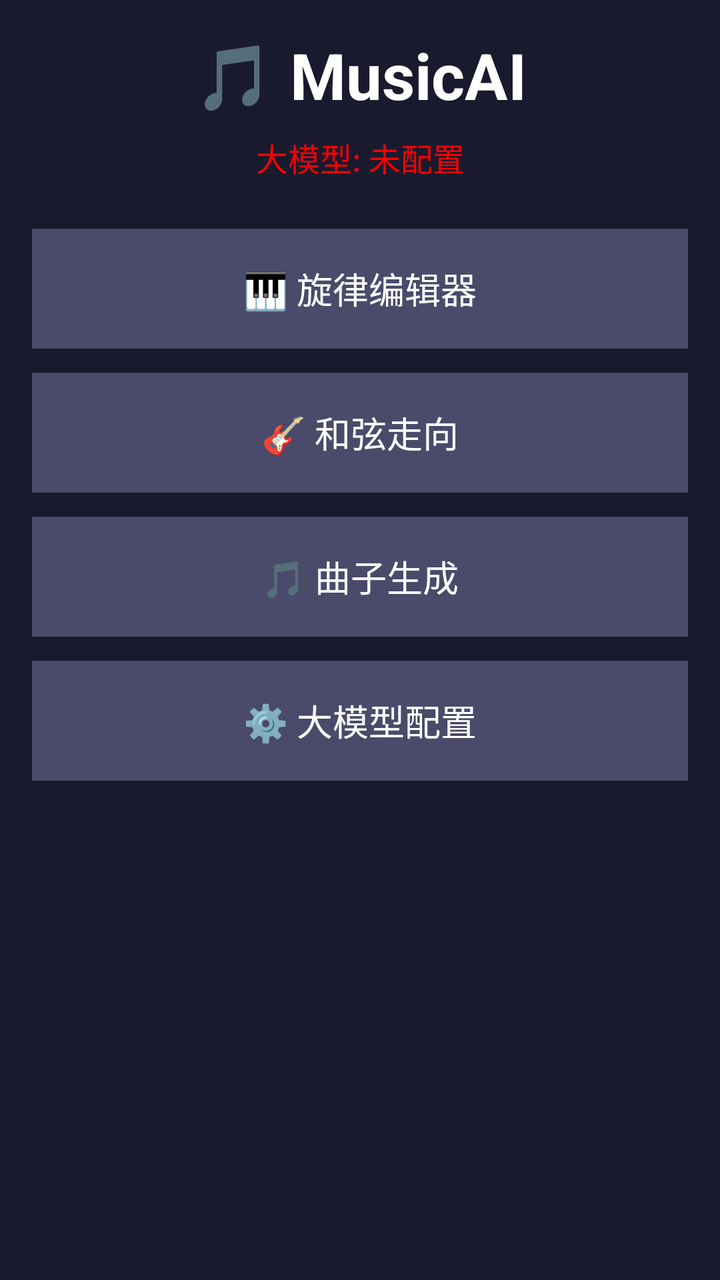
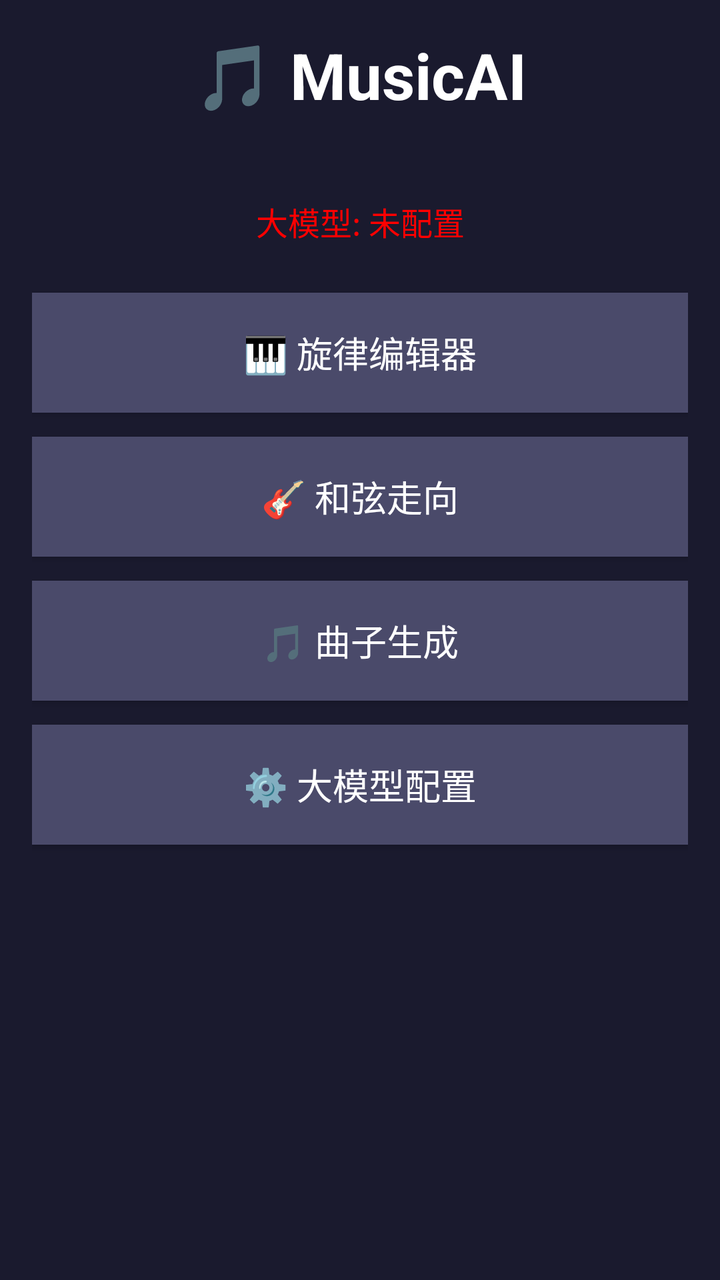

Two renders of the same Android screen: before a commit and after it. Below are the layout's source before the change and the commit's diff.
<!-- AndroidManifest.xml: application theme Theme.MusicAI -->
<!-- res/layout/activity_main.xml -->
<?xml version="1.0" encoding="utf-8"?>
<LinearLayout xmlns:android="http://schemas.android.com/apk/res/android"
    android:layout_width="match_parent"
    android:layout_height="match_parent"
    android:orientation="vertical"
    android:padding="16dp"
    android:background="#1a1a2e">

    <TextView
        android:id="@+id/tv_title"
        android:layout_width="match_parent"
        android:layout_height="wrap_content"
        android:text="🎵 MusicAI"
        android:textSize="32sp"
        android:textColor="#ffffff"
        android:textStyle="bold"
        android:gravity="center"
        android:layout_marginBottom="8dp"/>

    <TextView
        android:id="@+id/tv_model_status"
        android:layout_width="match_parent"
        android:layout_height="wrap_content"
        android:text="大模型: 未配置"
        android:textSize="16sp"
        android:textColor="#ff0000"
        android:gravity="center"
        android:layout_marginBottom="24dp"/>

    <Button
        android:id="@+id/btn_melody_editor"
        android:layout_width="match_parent"
        android:layout_height="60dp"
        android:text="🎹 旋律编辑器"
        android:textSize="18sp"
        android:textColor="#ffffff"
        android:background="#4a4a6a"
        android:layout_marginBottom="12dp"
       />

    <Button
        android:id="@+id/btn_chord_editor"
        android:layout_width="match_parent"
        android:layout_height="60dp"
        android:text="🎸 和弦走向"
        android:textSize="18sp"
        android:textColor="#ffffff"
        android:background="#4a4a6a"
        android:layout_marginBottom="12dp"
       />

    <Button
        android:id="@+id/btn_song_generator"
        android:layout_width="match_parent"
        android:layout_height="60dp"
        android:text="🎵 曲子生成"
        android:textSize="18sp"
        android:textColor="#ffffff"
        android:background="#4a4a6a"
        android:layout_marginBottom="12dp"
       />

    <Button
        android:id="@+id/btn_settings"
        android:layout_width="match_parent"
        android:layout_height="60dp"
        android:text="⚙️ 大模型配置"
        android:textSize="18sp"
        android:textColor="#ffffff"
        android:background="#4a4a6a"
       />

</LinearLayout>
<!-- resources referenced by this layout -->
<resources>
  <style name="Theme.MusicAI" parent="Theme.AppCompat.Light.DarkActionBar">
          <item name="colorPrimary">@color/colorPrimary</item>
          <item name="colorPrimaryDark">@color/colorPrimaryDark</item>
          <item name="colorAccent">@color/colorAccent</item>
      </style>
  <color name="colorPrimary">#6200EE</color>
  <color name="colorPrimaryDark">#3700B3</color>
  <color name="colorAccent">#03DAC5</color>
</resources>

<!-- the commit's change to res/layout/activity_main.xml (unified diff, before → after) -->
@@ -16,6 +16,28 @@
         android:textStyle="bold"
         android:gravity="center"
         android:layout_marginBottom="8dp"/>
+
+    <LinearLayout
+        android:layout_width="match_parent"
+        android:layout_height="wrap_content"
+        android:orientation="horizontal"
+        android:gravity="center"
+        android:layout_marginBottom="8dp">
+
+        <ImageView
+            android:id="@+id/iv_status_icon"
+            android:layout_width="24dp"
+            android:layout_height="24dp"
+            android:layout_marginRight="8dp"/>
+
+        <TextView
+            android:id="@+id/tv_model_name"
+            android:layout_width="wrap_content"
+            android:layout_height="wrap_content"
+            android:textSize="14sp"
+            android:textColor="#aaaaaa"/>
+
+    </LinearLayout>
 
     <TextView
         android:id="@+id/tv_model_status"
